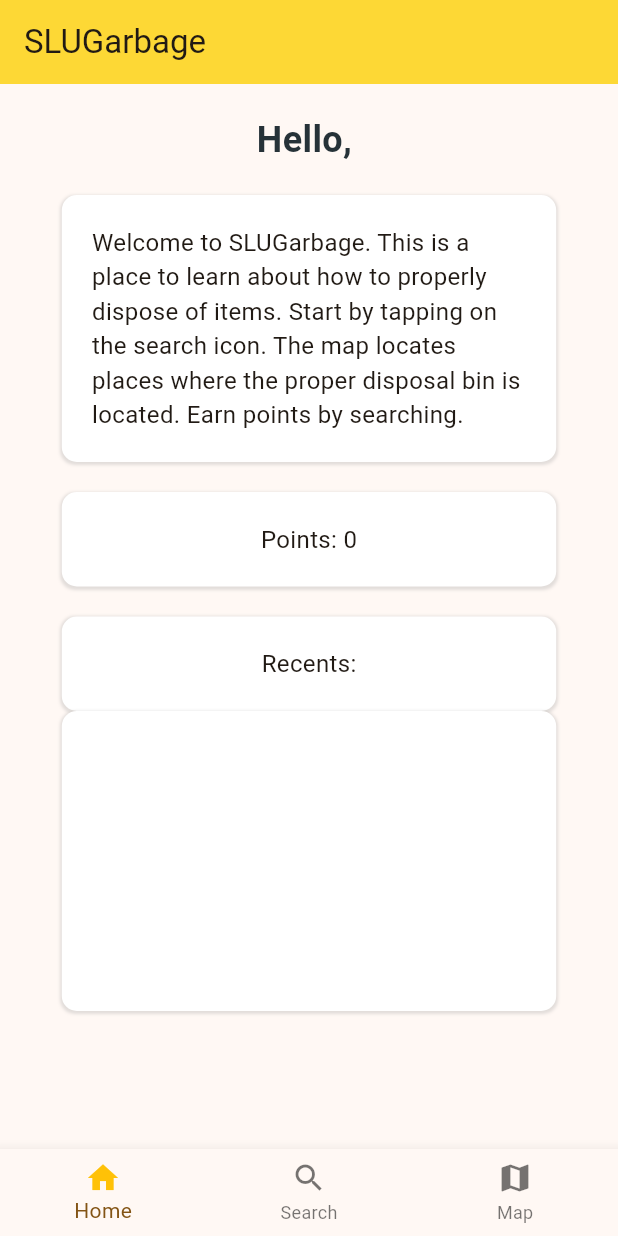
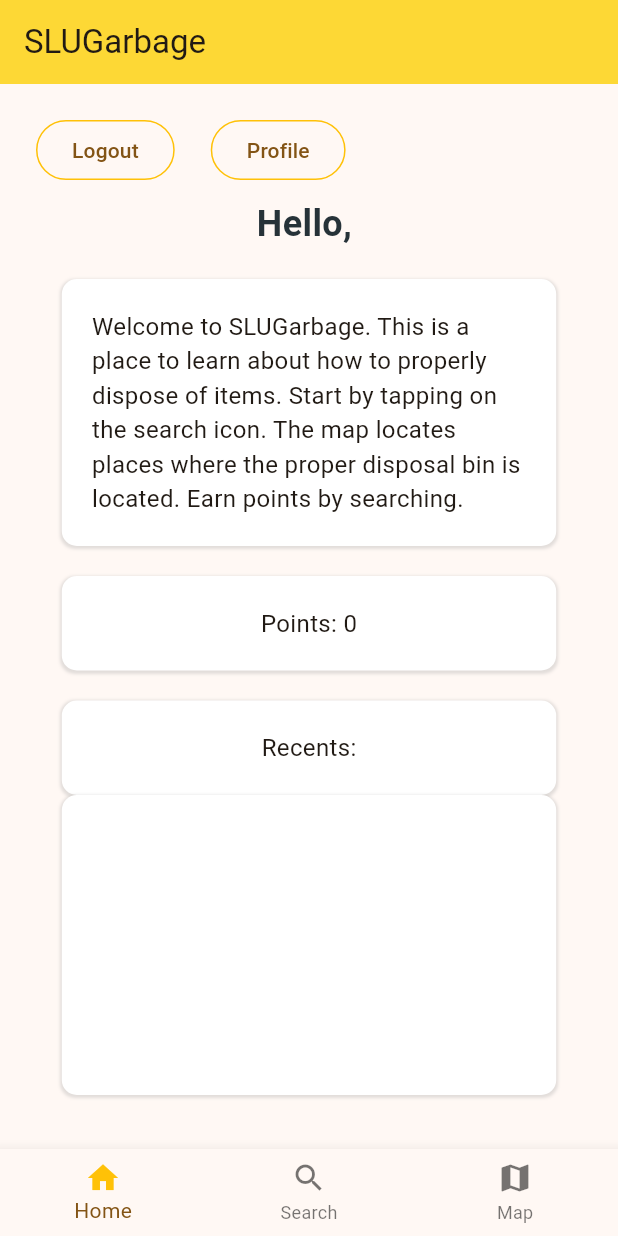
Before and after one commit to icecoldsprite1/SLUGarbage, a Flutter app: the MyHomePage screen opened directly, on a phone screen of 412 x 824 dp. Run offline on Flutter 3.47's test engine with Material 3 defaults, Android fonts, the light colour scheme and no system bars; our stand-ins replace firebase_auth, firebase_core, go_router; missing offline and left inert: firebase_ui_auth, flutter_osm_plugin; accounts and stored records are empty.

Commit message:
added authentication

```diff
--- /dev/null
+++ b/lib/app_state.dart
@@ -0,0 +1,34 @@
+import 'package:firebase_auth/firebase_auth.dart'
+    hide EmailAuthProvider, PhoneAuthProvider;
+import 'package:firebase_core/firebase_core.dart';
+import 'package:firebase_ui_auth/firebase_ui_auth.dart';
+import 'package:flutter/material.dart';
+
+import 'firebase_options.dart';
+
+class ApplicationState extends ChangeNotifier {
+  ApplicationState() {
+    init();
+  }
+
+  bool _loggedIn = false;
+  bool get loggedIn => _loggedIn;
+
+  Future<void> init() async {
+    await Firebase.initializeApp(
+        options: DefaultFirebaseOptions.currentPlatform);
+
+    FirebaseUIAuth.configureProviders([
+      EmailAuthProvider(),
+    ]);
+
+    FirebaseAuth.instance.userChanges().listen((user) {
+      if (user != null) {
+        _loggedIn = true;
+      } else {
+        _loggedIn = false;
+      }
+      notifyListeners();
+    });
+  }
+}
--- /dev/null
+++ b/lib/authentication.dart
@@ -0,0 +1,42 @@
+import 'package:flutter/material.dart';
+import 'package:go_router/go_router.dart';
+
+import 'widgets.dart';
+
+class AuthFunc extends StatelessWidget {
+  const AuthFunc({
+    super.key,
+    required this.loggedIn,
+    required this.signOut,
+  });
+
+  final bool loggedIn;
+  final void Function() signOut;
+
+  @override
+  Widget build(BuildContext context) {
+    return Row(
+      children: [
+        Padding(
+          padding: const EdgeInsets.only(left: 24, bottom: 8),
+          child: StyledButton(
+              onPressed: () {
+                !loggedIn ? context.push('/sign-in') : signOut();
+              },
+              child: !loggedIn ? const Text('Login') : const Text('Logout')),
+        ),
+        Visibility(
+          visible: loggedIn,
+          child: Padding(
+            padding: const EdgeInsets.only(left: 24, bottom: 8),
+            child: StyledButton(
+                onPressed: () {
+                  context.push('/profile');
+                },
+                child: const Text('Profile')),
+          ),
+        )
+      ],
+    );
+  }
+}
--- a/lib/home_page.dart
+++ b/lib/home_page.dart
@@ -1,7 +1,10 @@
 import 'package:flutter/material.dart';
 import 'package:provider/provider.dart';
-// import 'package:slugarbage/text_input_widget.dart';
+import 'package:slugarbage/app_state.dart';
 import 'package:slugarbage/main.dart';
+import 'package:firebase_auth/firebase_auth.dart'
+    hide EmailAuthProvider, PhoneAuthProvider;
+import 'authentication.dart';
 
 class HomePage extends StatelessWidget {
   const HomePage({super.key});
@@ -12,6 +15,13 @@ class HomePage extends StatelessWidget {
 
     return Column(children: [
       const SizedBox(height: 20),
+      Consumer<ApplicationState>(
+        builder: (context, appState, _) => AuthFunc(
+            loggedIn: appState.loggedIn,
+            signOut: () {
+              FirebaseAuth.instance.signOut();
+            }),
+      ),
       Center(
         child: Text(
           'Hello, ${appState.current}',
--- a/pubspec.yaml
+++ b/pubspec.yaml
@@ -38,6 +38,10 @@ dependencies:
   provider: ^6.1.1
   flutter_osm_plugin: ^0.70.4
   pointer_interceptor: ^0.10.1
+  firebase_core: ^2.25.4
+  go_router: ^13.2.0
+  firebase_auth: ^4.17.4
+  firebase_ui_auth: ^1.13.0
 
 dev_dependencies:
   flutter_test:
```
Also changed, not shown: lib/items.dart (added, +15 -0 lines), lib/main.dart (+86 -4 lines), lib/widgets.dart (added, +63 -0 lines), lib/firebase_options.dart (added), pubspec.lock, 12 other files.
